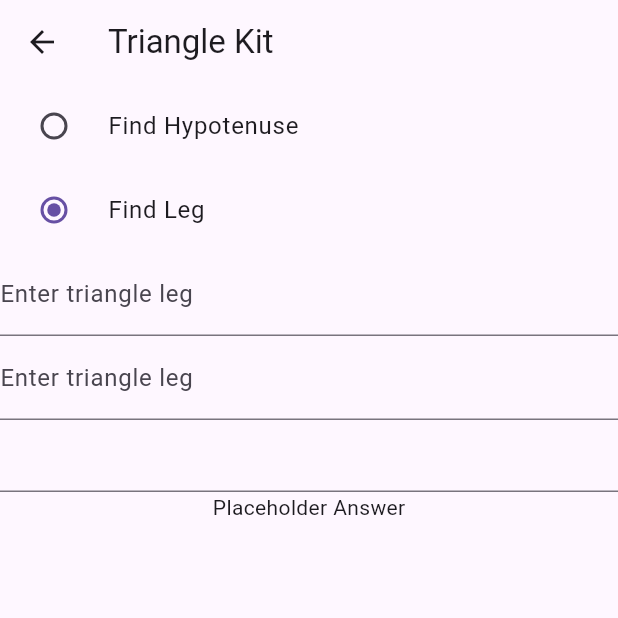
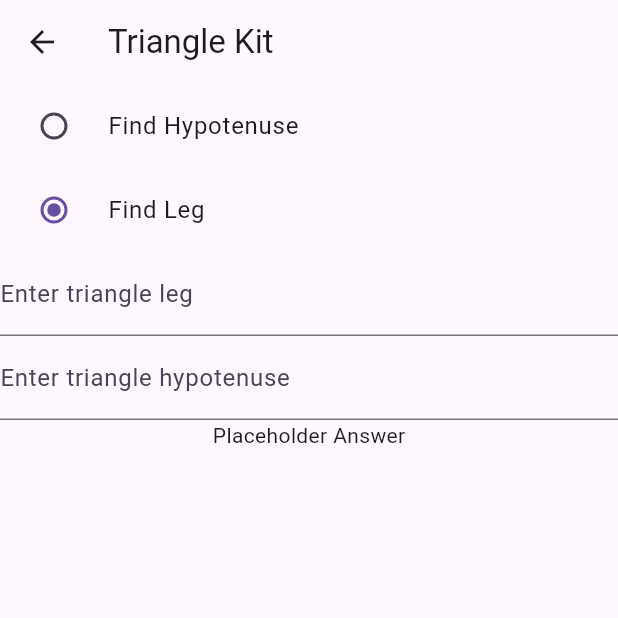
Before and after one commit to wijathemidja/mathsKit, a Flutter app: the TriangleApp screen opened directly, after a tap on "Find Leg", on a phone screen of 412 x 824 dp, the top half of it. Run offline on Flutter 3.47's test engine with Material 3 defaults, Android fonts, the light colour scheme and no system bars; missing offline and left inert: quadratic_solve.

Commit message:
Made dynamic labels for triangle

```diff
--- a/lib/main.dart
+++ b/lib/main.dart
@@ -199,7 +199,15 @@ class _TriangleAppState extends State<TriangleApp> {
     decoration: InputDecoration(
     label: Text("Enter triangle leg")),
     ),
-    TextField(decoration: InputDecoration(label: Text("Enter triangle leg"))), TextField(), Text("Placeholder Answer")],
+    TextField(decoration: InputDecoration(label: Text(TriTextInputText2(findTriInt)))), Text("Placeholder Answer")],
     ),);
   }
 }
+
+String TriTextInputText2(choice){
+  if(choice==0){
+    return("Enter triangle leg");
+  } else {
+    return("Enter triangle hypotenuse");
+  }
+}
```
